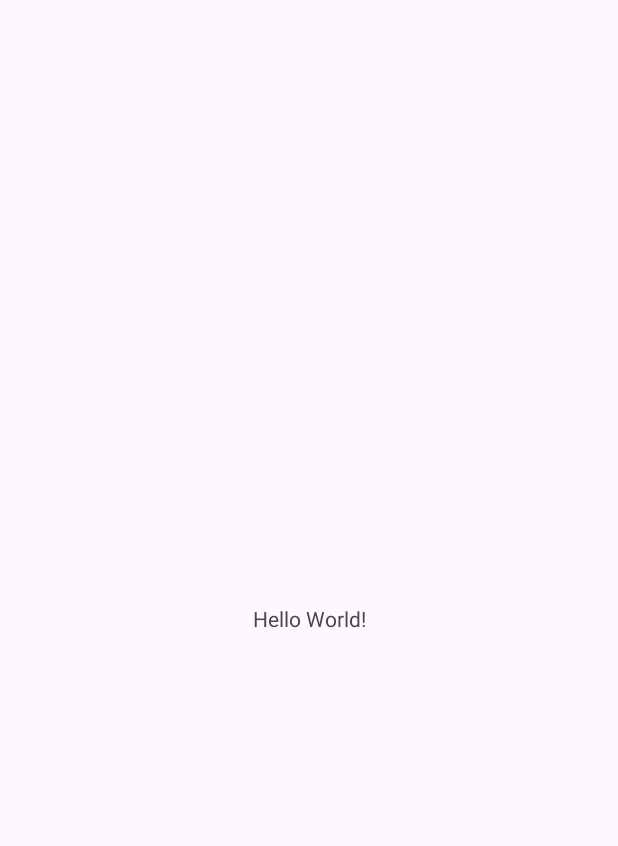
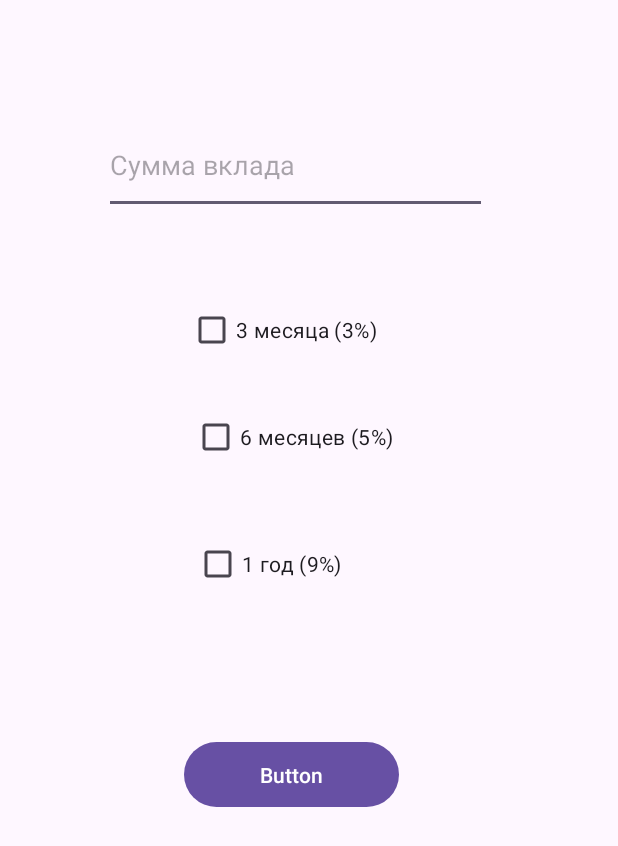
Before and after one commit to airlates/LABB5, an Android app: the screen it shows after launch (MainActivity), on a phone screen of 412 x 824 dp. Before the commit the part shown is almost empty. Shown: the top 846 px of the screen. Run offline under Robolectric (Android 15) with nearby library versions, the phone set to English and light mode, and no system bars.

Commit message:
main activity

```diff
--- a/app/src/main/java/com/example/labb5/MainActivity.kt
+++ b/app/src/main/java/com/example/labb5/MainActivity.kt
@@ -1,20 +1,71 @@
 package com.example.labb5
 
 import android.os.Bundle
+import android.widget.Button
+import android.widget.CheckBox
+import android.widget.EditText
 import androidx.activity.enableEdgeToEdge
 import androidx.appcompat.app.AppCompatActivity
 import androidx.core.view.ViewCompat
 import androidx.core.view.WindowInsetsCompat
 
 class MainActivity : AppCompatActivity() {
+
+    private lateinit var editTextAmount: EditText
+    private lateinit var checkBox3Months: CheckBox
+    private lateinit var checkBox6Months: CheckBox
+    private lateinit var checkBox1Year: CheckBox
+    private lateinit var buttonCalculate: Button
+
     override fun onCreate(savedInstanceState: Bundle?) {
         super.onCreate(savedInstanceState)
         enableEdgeToEdge()
         setContentView(R.layout.activity_main)
+        editTextAmount = findViewById(R.id.editTextText)
+        checkBox3Months = findViewById(R.id.checkBox)
+        checkBox6Months = findViewById(R.id.checkBox2)
+        checkBox1Year = findViewById(R.id.checkBox3)
+        buttonCalculate = findViewById(R.id.button)
+
+        buttonCalculate.setOnClickListener {
+            calculateDeposit()
+        }
+
         ViewCompat.setOnApplyWindowInsetsListener(findViewById(R.id.main)) { v, insets ->
             val systemBars = insets.getInsets(WindowInsetsCompat.Type.systemBars())
             v.setPadding(systemBars.left, systemBars.top, systemBars.right, systemBars.bottom)
             insets
         }
+
+
+    }
+
+    private fun calculateDeposit() {
+        val amount = editTextAmount.text.toString().toDoubleOrNull()
+
+        if (amount != null) {
+            var totalInterest = 0.0
+
+            if (checkBox3Months.isChecked) {
+                totalInterest += 0.03
+            }
+            if (checkBox6Months.isChecked) {
+                totalInterest += 0.05
+            }
+            if (checkBox1Year.isChecked) {
+                totalInterest += 0.09
+            }
+
+            // Если ни один чекбокс не выбран, показываем сообщение об ошибке
+            if (totalInterest == 0.0) {
+                // Здесь можно добавить Toast или AlertDialog для уведомления пользователя
+                return
+            }
+
+            val totalAmount = amount * (1 + totalInterest)
+            //val intent = Intent(this, ResultActivity::class.java).apply {
+            //    putExtra("TOTAL_AMOUNT", totalAmount)
+        }
+        startActivity(intent)
     }
 }
--- a/app/src/main/res/layout/activity_main.xml
+++ b/app/src/main/res/layout/activity_main.xml
@@ -7,13 +7,67 @@
     android:layout_height="match_parent"
     tools:context=".MainActivity">
 
-    <TextView
+    <CheckBox
+        android:id="@+id/checkBox3"
         android:layout_width="wrap_content"
         android:layout_height="wrap_content"
-        android:text="Hello World!"
+        android:layout_marginStart="130dp"
+        android:layout_marginTop="25dp"
+        android:layout_marginEnd="185dp"
+        android:layout_marginBottom="80dp"
+        android:text="1 год (9%)"
+        app:layout_constraintBottom_toTopOf="@+id/button"
+        app:layout_constraintEnd_toEndOf="parent"
+        app:layout_constraintStart_toStartOf="parent"
+        app:layout_constraintTop_toBottomOf="@+id/checkBox2" />
+
+    <Button
+        android:id="@+id/button"
+        android:layout_width="143dp"
+        android:layout_height="51dp"
+        android:layout_marginStart="122dp"
+        android:layout_marginTop="444dp"
+        android:layout_marginEnd="146dp"
+        android:layout_marginBottom="236dp"
+        android:text="Button"
         app:layout_constraintBottom_toBottomOf="parent"
         app:layout_constraintEnd_toEndOf="parent"
         app:layout_constraintStart_toStartOf="parent"
         app:layout_constraintTop_toTopOf="parent" />
 
+    <EditText
+        android:id="@+id/editTextText"
+        android:layout_width="255dp"
+        android:layout_height="65dp"
+        android:layout_marginStart="92dp"
+        android:layout_marginTop="64dp"
+        android:layout_marginEnd="110dp"
+        android:layout_marginBottom="335dp"
+        android:ems="10"
+        android:hint="Сумма вклада"
+        android:inputType="text"
+        app:layout_constraintBottom_toTopOf="@+id/button"
+        app:layout_constraintEnd_toEndOf="parent"
+        app:layout_constraintStart_toStartOf="parent"
+        app:layout_constraintTop_toTopOf="parent" />
+
+    <CheckBox
+        android:id="@+id/checkBox"
+        android:layout_width="wrap_content"
+        android:layout_height="wrap_content"
+        android:layout_marginStart="125dp"
+        android:layout_marginTop="53dp"
+        android:text="3 месяца (3%)"
+        app:layout_constraintStart_toStartOf="parent"
+        app:layout_constraintTop_toBottomOf="@+id/editTextText" />
+
+    <CheckBox
+        android:id="@+id/checkBox2"
+        android:layout_width="wrap_content"
+        android:layout_height="wrap_content"
+        android:layout_marginStart="128dp"
+        android:layout_marginTop="23dp"
+        android:text="6 месяцев (5%)"
+        app:layout_constraintStart_toStartOf="parent"
+        app:layout_constraintTop_toBottomOf="@+id/checkBox" />
 </androidx.constraintlayout.widget.ConstraintLayout>
```
